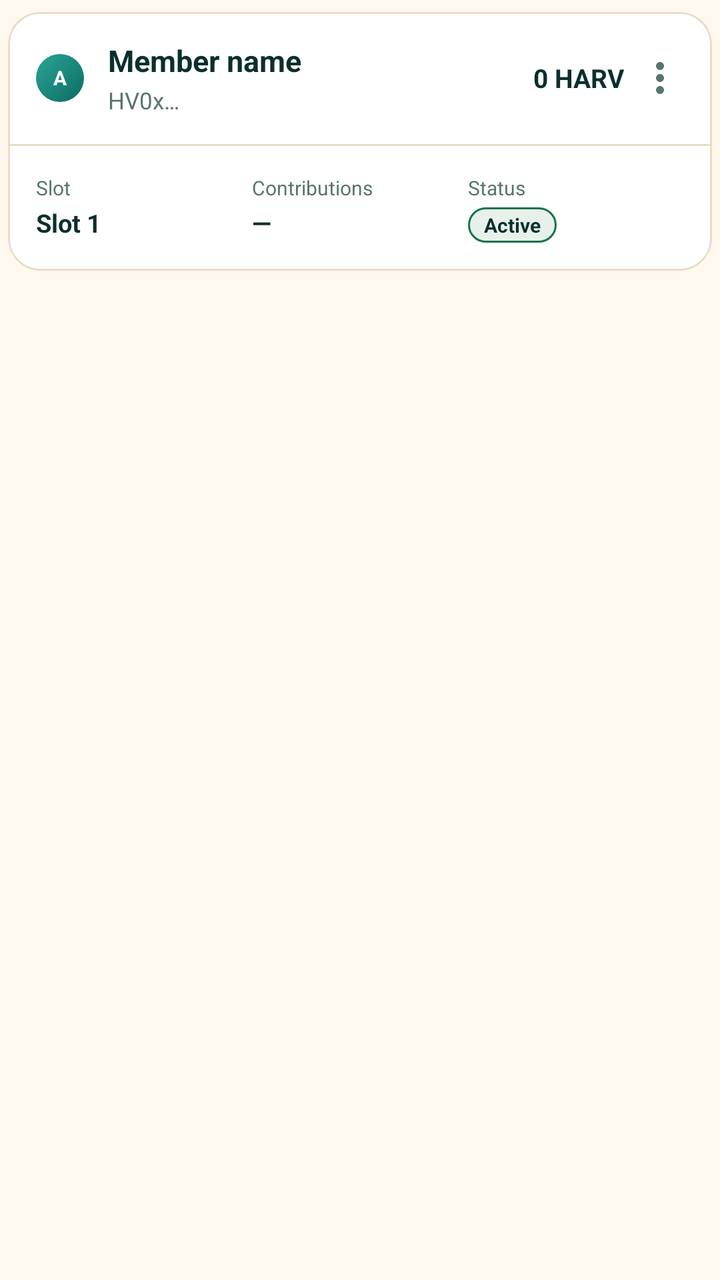
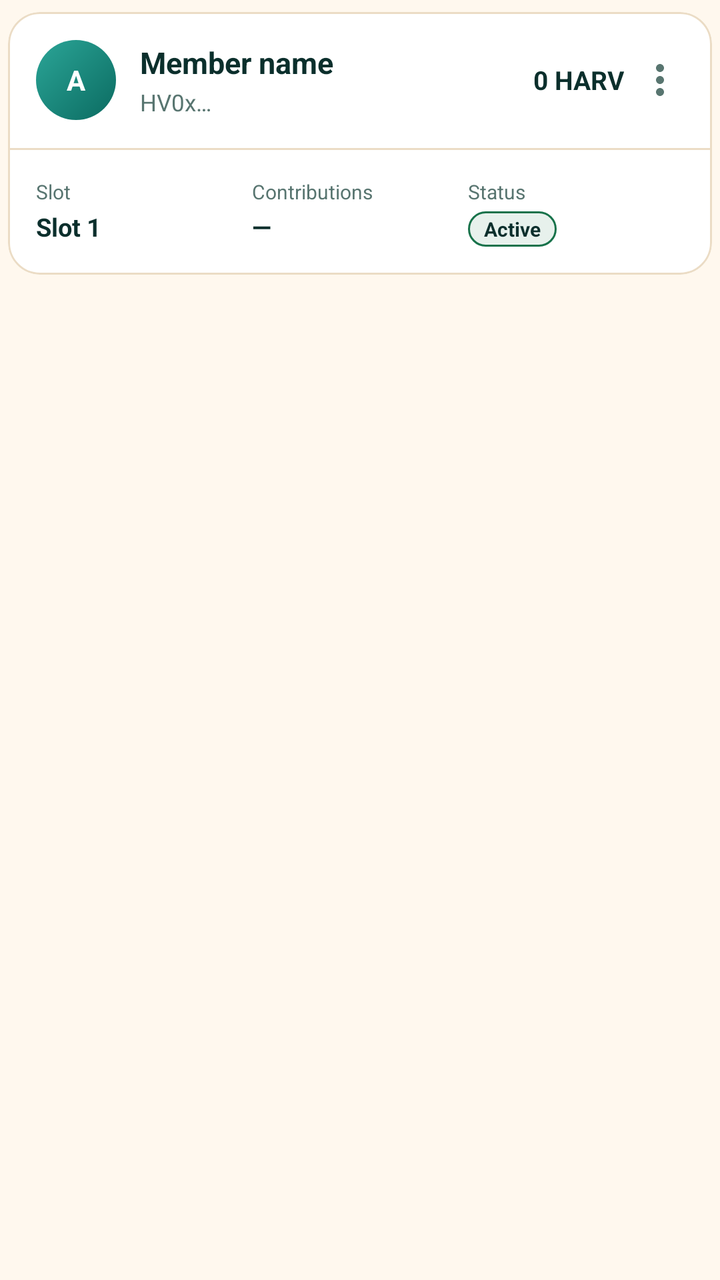

The first picture is an Android layout as it rendered before a commit; the second is the same layout after the commit. The layout source and the unified diff follow.
<!-- AndroidManifest.xml: application theme AppTheme -->
<!-- res/layout/member_user_card.xml -->
<LinearLayout
	xmlns:android="http://schemas.android.com/apk/res/android"
	xmlns:app="http://schemas.android.com/apk/res-auto"
	xmlns:tools="http://schemas.android.com/tools"
	android:layout_width="match_parent"
	android:layout_height="wrap_content"
	android:orientation="vertical">
	<com.google.android.material.card.MaterialCardView
		android:id="@+id/cardview25"
		android:layout_width="match_parent"
		android:layout_height="wrap_content"
		app:cardBackgroundColor="@color/colorSurface"
		android:layout_marginHorizontal="4dp"
		android:layout_marginVertical="6dp"
		app:cardCornerRadius="16dp"
		app:cardElevation="0dp"
		app:strokeWidth="1dp"
		app:strokeColor="@color/colorCardStroke">
		<LinearLayout
			android:id="@+id/linear40"
			android:layout_width="match_parent"
			android:layout_height="wrap_content"
			android:orientation="vertical">
			<LinearLayout
				android:id="@+id/linear114"
				android:layout_width="match_parent"
				android:layout_height="wrap_content"
				android:padding="14dp"
				android:gravity="center_vertical"
				android:orientation="horizontal">
				<FrameLayout
					android:id="@+id/frame_layout115"
					android:layout_width="24dp"
					android:layout_height="24dp">
					<View
						android:id="@+id/view116"
						android:layout_width="match_parent"
						android:layout_height="match_parent" />
					<TextView
						android:id="@+id/tv_member_initials"
						android:layout_width="match_parent"
						android:layout_height="match_parent"
						android:gravity="center"
						android:text="A"
						android:textSize="10sp"
						android:textStyle="bold"
						android:textColor="#FFFFFFFF"
						android:focusable="false"
	android:background="@drawable/bg_avatar"/>
					<View
						android:id="@+id/dot_member_online"
						android:layout_width="8dp"
						android:layout_height="8dp"
						android:background="@drawable/dot_online"
						android:layout_gravity="bottom|end"
						android:visibility="gone" />
				</FrameLayout>
				<LinearLayout
					android:id="@+id/linear117"
					android:layout_width="0dp"
					android:layout_height="wrap_content"
					android:orientation="vertical"
					android:layout_weight="1"
					android:layout_marginStart="12dp">
					<LinearLayout
						android:id="@+id/linear118"
						android:layout_width="match_parent"
						android:layout_height="wrap_content"
						android:gravity="center_vertical"
						android:orientation="horizontal">
						<TextView
							android:id="@+id/tv_member_name"
							android:layout_width="0dp"
							android:layout_height="wrap_content"
							android:text="Member name"
							android:textSize="15sp"
							android:textStyle="bold"
							android:textColor="@color/colorTextPrimary"
							android:layout_weight="1"
							android:focusable="false"
							android:maxLines="1"
							android:ellipsize="end" />
						<TextView
							android:id="@+id/tv_member_role"
							android:layout_width="wrap_content"
							android:layout_height="wrap_content"
							android:paddingTop="2dp"
							android:paddingBottom="2dp"
							android:background="@drawable/bg_chip_admin"
							android:text="Admin"
							android:textSize="10sp"
							android:textStyle="bold"
							android:textColor="@color/colorAccent"
							android:paddingStart="8dp"
							android:paddingEnd="8dp"
							android:layout_marginStart="6dp"
							android:focusable="false"
							android:visibility="gone" />
					</LinearLayout>
					<TextView
						android:id="@+id/tv_member_wallet"
						android:layout_width="match_parent"
						android:layout_height="wrap_content"
						android:layout_marginTop="2dp"
						android:text="HV0x…"
						android:textColor="@color/colorTextTertiary"
						android:textSize="11.5sp"
						android:focusable="false"
						android:maxLines="1"
						android:ellipsize="middle" />
				</LinearLayout>
				<TextView
					android:id="@+id/tv_member_balance"
					android:layout_width="wrap_content"
					android:layout_height="wrap_content"
					android:text="0 HARV"
					android:textSize="13sp"
					android:textStyle="bold"
					android:textColor="@color/colorTextPrimary"
					android:layout_marginStart="8dp"
					android:focusable="false" />
				<com.google.android.material.imageview.ShapeableImageView
					android:id="@+id/btn_member_menu"
					android:layout_width="24dp"
					android:layout_height="24dp"
					android:src="@drawable/ic_more_vert"
					android:scaleType="centerInside"
					android:layout_marginStart="6dp"
					app:tint="@color/colorTextTertiary"
					android:focusable="false" />
			</LinearLayout>
			<com.google.android.material.divider.MaterialDivider
				android:id="@+id/view41"
				android:layout_width="match_parent"
				android:layout_height="1dp"
	app:dividerColor="@color/colorDivider"/>
			<LinearLayout
				android:id="@+id/linear42"
				android:layout_width="match_parent"
				android:layout_height="wrap_content"
				android:padding="14dp"
				android:orientation="horizontal">
				<LinearLayout
					android:id="@+id/linear43"
					android:layout_width="0dp"
					android:layout_height="wrap_content"
					android:orientation="vertical"
					android:layout_weight="1">
					<TextView
						android:id="@+id/textview6"
						android:layout_width="wrap_content"
						android:layout_height="wrap_content"
						android:text="Slot"
						android:textSize="10sp"
						android:textColor="@color/colorTextTertiary"
						android:focusable="false" />
					<TextView
						android:id="@+id/tv_member_slot"
						android:layout_width="wrap_content"
						android:layout_height="wrap_content"
						android:layout_marginTop="2dp"
						android:text="Slot 1"
						android:textStyle="bold"
						android:textColor="@color/colorTextPrimary"
						android:textSize="12.5sp"
						android:focusable="false" />
				</LinearLayout>
				<LinearLayout
					android:id="@+id/linear44"
					android:layout_width="0dp"
					android:layout_height="wrap_content"
					android:orientation="vertical"
					android:layout_weight="1">
					<TextView
						android:id="@+id/textview7"
						android:layout_width="wrap_content"
						android:layout_height="wrap_content"
						android:text="Contributions"
						android:textSize="10sp"
						android:textColor="@color/colorTextTertiary"
						android:focusable="false" />
					<TextView
						android:id="@+id/tv_member_contributions"
						android:layout_width="wrap_content"
						android:layout_height="wrap_content"
						android:layout_marginTop="2dp"
						android:text="—"
						android:textStyle="bold"
						android:textColor="@color/colorTextPrimary"
						android:textSize="12.5sp"
						android:focusable="false" />
				</LinearLayout>
				<LinearLayout
					android:id="@+id/linear45"
					android:layout_width="0dp"
					android:layout_height="wrap_content"
					android:orientation="vertical"
					android:layout_weight="1">
					<TextView
						android:id="@+id/textview8"
						android:layout_width="wrap_content"
						android:layout_height="wrap_content"
						android:text="Status"
						android:textSize="10sp"
						android:textColor="@color/colorTextTertiary"
						android:focusable="false" />
					<TextView
						android:id="@+id/tv_member_status"
						android:layout_width="wrap_content"
						android:layout_height="wrap_content"
						android:layout_marginTop="3dp"
						android:paddingTop="2dp"
						android:paddingBottom="2dp"
						android:background="@drawable/bg_chip_paid"
						android:text="Active"
						android:textSize="10sp"
						android:textStyle="bold"
						android:paddingStart="8dp"
						android:paddingEnd="8dp"
						android:focusable="false" />
				</LinearLayout>
			</LinearLayout>
		</LinearLayout>
	</com.google.android.material.card.MaterialCardView>
</LinearLayout>
<!-- resources referenced by this layout -->
<resources>
  <color name="colorAccent">#0B5F57</color>
  <color name="colorCardStroke">#EBDCC5</color>
  <color name="colorDivider">@color/colorCardStroke</color>
  <color name="colorSurface">#FFFFFF</color>
  <color name="colorTextPrimary">#0B2F2C</color>
  <color name="colorTextTertiary">#587570</color>
  <!-- drawable bg_avatar (drawable) -->
  <?xml version="1.0" encoding="utf-8"?>
  <shape xmlns:android="http://schemas.android.com/apk/res/android" android:shape="oval">
      <gradient
          android:angle="315"
          android:startColor="#FF2BA597"
          android:endColor="#FF0B6B61" />
  </shape>
  <!-- drawable bg_chip_admin (drawable) -->
  <?xml version="1.0" encoding="utf-8"?>
  <shape xmlns:android="http://schemas.android.com/apk/res/android" android:shape="rectangle">
  	<solid android:color="@color/colorAccent" />
  	<corners android:radius="20dp" />
  	
  </shape>
  <!-- drawable bg_chip_paid (drawable) -->
  <?xml version="1.0" encoding="utf-8"?>
  <shape xmlns:android="http://schemas.android.com/apk/res/android" android:shape="rectangle">
  	<solid android:color="@color/colorSuccessSoft" />
  	<corners android:radius="20dp" />
  	<stroke android:width="1dp" android:color="@color/colorSuccess" />
  </shape>
  <!-- drawable dot_online (drawable) -->
  <shape xmlns:android="http://schemas.android.com/apk/res/android"
  	android:shape="oval">
  	<solid android:color="@color/colorSuccess" />
  	<stroke android:width="2dp" android:color="@color/colorSurface" />
  </shape>
  <color name="colorSuccessSoft">#1A17724A</color>
  <color name="colorSuccess">#17724A</color>
  <style name="HarvanaPopupMenu" parent="Widget.MaterialComponents.PopupMenu">
          <item name="android:popupBackground">@drawable/bg_popup_menu</item>
          <item name="android:popupElevation">10dp</item>
      </style>
  <style name="HarvanaSpinner" parent="Widget.AppCompat.Spinner">
          <item name="android:popupBackground">@color/colorSurface</item>
          <item name="android:dropDownSelector">@color/colorAccentRipple</item>
      </style>
  <style name="HarvanaTextView" parent="android:Widget.TextView">
          <item name="android:textColor">@color/colorTextPrimary</item>
      </style>
  <color name="colorBackground">#FFF8EE</color>
  <color name="colorTextOnAccent">#FFFFFF</color>
  <color name="colorAccentDark">#084A44</color>
  <color name="colorError">#C8443F</color>
  <color name="colorTextPrimaryWhite">#FFFFFF</color>
  <color name="colorControlNormal">#587570</color>
  <color name="colorAccentRipple">#1A0B5F57</color>
  <color name="colorAccentStroke">#330B5F57</color>
  <color name="colorAccentStrong">#053D3A</color>
  <color name="colorTextSecondary">#3F5F5A</color>
  <!-- drawable bg_popup_menu (drawable) -->
  <?xml version="1.0" encoding="utf-8"?>
  <shape xmlns:android="http://schemas.android.com/apk/res/android" android:shape="rectangle">
      <solid android:color="@color/colorPopupSurface" />
      <stroke android:width="1dp" android:color="@color/colorCardStroke" />
      <corners android:radius="14dp" />
  </shape>
  <style name="HarvanaDialogButton" parent="Widget.MaterialComponents.Button.TextButton.Dialog">
          <item name="android:textColor">@color/colorAccent</item>
          <item name="android:minHeight">48dp</item>
      </style>
  <style name="HarvanaBottomSheetStyle" parent="Widget.MaterialComponents.BottomSheet.Modal">
          <item name="backgroundTint">?attr/colorSurface</item>
          <item name="shapeAppearanceOverlay">@style/HarvanaBottomSheetShape</item>
      </style>
  <color name="colorPopupSurface">@color/colorSurface</color>
  <style name="HarvanaBottomSheetShape" parent="">
          <item name="cornerFamily">rounded</item>
          <item name="cornerSizeTopLeft">20dp</item>
          <item name="cornerSizeTopRight">20dp</item>
          <item name="cornerSizeBottomLeft">0dp</item>
          <item name="cornerSizeBottomRight">0dp</item>
      </style>
  <!-- unchanged entries left out for length: 10 -->
</resources>

<!-- the commit's change to res/layout/member_user_card.xml (unified diff, before → after) -->
@@ -30,8 +30,8 @@
 				android:orientation="horizontal">
 				<FrameLayout
 					android:id="@+id/frame_layout115"
-					android:layout_width="24dp"
-					android:layout_height="24dp">
+					android:layout_width="40dp"
+					android:layout_height="40dp">
 					<View
 						android:id="@+id/view116"
 						android:layout_width="match_parent"
@@ -42,7 +42,7 @@
 						android:layout_height="match_parent"
 						android:gravity="center"
 						android:text="A"
-						android:textSize="10sp"
+						android:textSize="14sp"
 						android:textStyle="bold"
 						android:textColor="#FFFFFFFF"
 						android:focusable="false"
